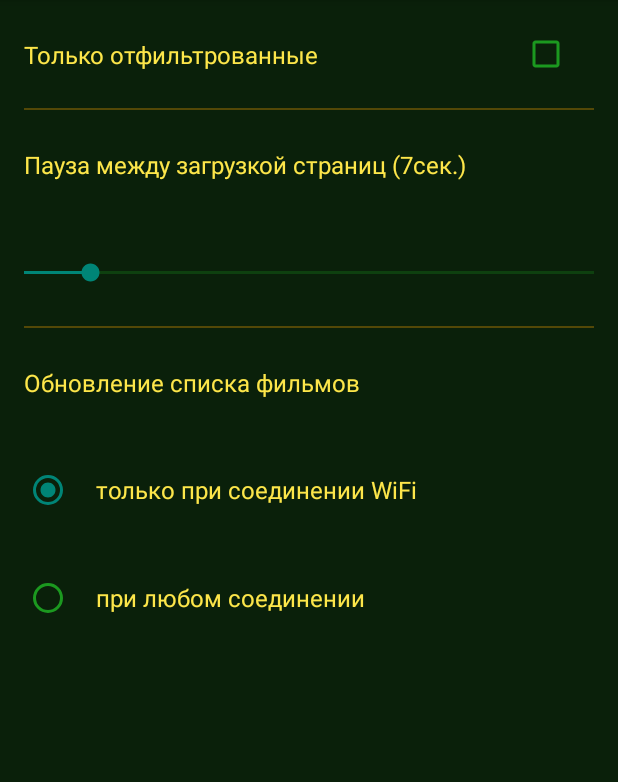
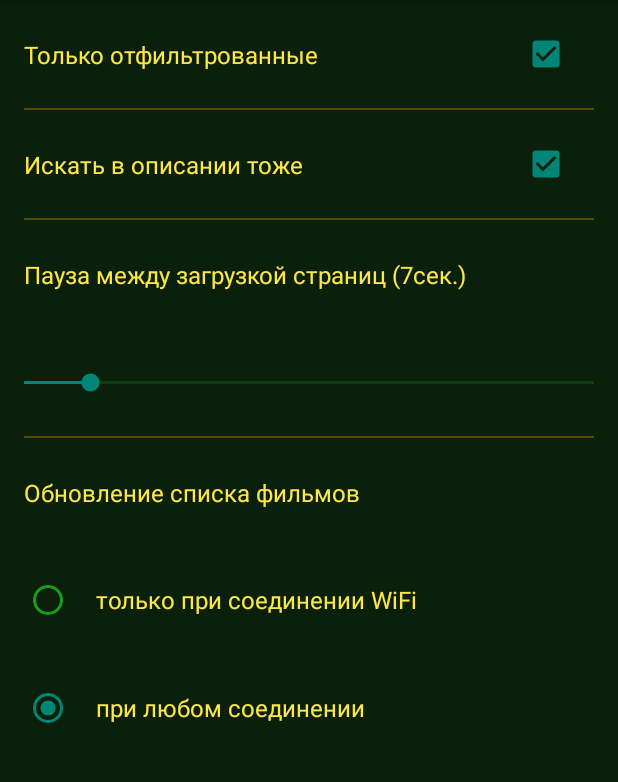
Before and after one commit to VoBlin63/MovieDescription, an Android app: the screen it shows after launch (MainActivity), in the side drawer, after a tap on "Настройки", on a phone screen of 412 x 824 dp, the part 84-866 px from its top. Run offline under Robolectric (Android 15) with nearby library versions, the phone set to English and light mode, and no system bars; our stand-ins replace Room's generated code, RxJava; pictures from the network do not load.

Commit message:
реализовал config

```diff
--- a/app/src/main/java/ru/buryachenko/moviedescription/activity/ConfigFragment.java
+++ b/app/src/main/java/ru/buryachenko/moviedescription/activity/ConfigFragment.java
@@ -4,6 +4,7 @@ import android.os.Bundle;
 import android.view.LayoutInflater;
 import android.view.View;
 import android.view.ViewGroup;
+import android.widget.CheckBox;
 import android.widget.RadioButton;
 import android.widget.RadioGroup;
 import android.widget.SeekBar;
@@ -14,9 +15,17 @@ import androidx.annotation.Nullable;
 import androidx.fragment.app.Fragment;
 import ru.buryachenko.moviedescription.R;
 import ru.buryachenko.moviedescription.utilities.AppLog;
+import ru.buryachenko.moviedescription.utilities.Config;
 
 public class ConfigFragment extends Fragment {
     private View layout;
+    private Config config = Config.getInstance();
+
+    private CheckBox isPerfectFilterOnly;
+    private CheckBox isUseOverview;
+    private SeekBar sleepSecondsBetweenLoadPages;
+    private RadioButton wifi;
+    private RadioButton all;
 
     @Nullable
     @Override
@@ -29,7 +38,13 @@ public class ConfigFragment extends Fragment {
         super.onViewCreated(view, savedInstanceState);
         layout = view;
 
-        SeekBar sleepSecondsBetweenLoadPages = layout.findViewById(R.id.configSleepSecondsBetweenLoadPages);
+        isPerfectFilterOnly = layout.findViewById(R.id.configIsPerfectFilterOnly);
+        isPerfectFilterOnly.setChecked(config.isPerfectFilterOnly());
+
+        isUseOverview = layout.findViewById(R.id.configUseOverview);
+        isUseOverview.setChecked(config.isUseOverview());
+
+        sleepSecondsBetweenLoadPages = layout.findViewById(R.id.configSleepSecondsBetweenLoadPages);
         setPromptSleepSecondsBetweenLoadPages(sleepSecondsBetweenLoadPages.getProgress());
         sleepSecondsBetweenLoadPages.setOnSeekBarChangeListener(new SeekBar.OnSeekBarChangeListener() {
             @Override
@@ -45,11 +60,14 @@ public class ConfigFragment extends Fragment {
             public void onStopTrackingTouch(SeekBar seekBar) {
             }
         });
+        sleepSecondsBetweenLoadPages.setProgress(config.getSleepSecondsBetweenLoadPages());
 
         RadioGroup connectionMode = layout.findViewById(R.id.configConnectionMode);
         connectionMode.clearCheck();
-        RadioButton wifi = layout.findViewById(R.id.configConnectionModeWiFi);
-        wifi.setChecked(true);
+        wifi = layout.findViewById(R.id.configConnectionModeWiFi);
+        all = layout.findViewById(R.id.configConnectionModeAll);
+        wifi.setChecked(config.isUseOnlyWiFi());
+        all.setChecked(config.isUseOnlyWiFi());
 
         connectionMode.setOnCheckedChangeListener((group, checkedId) -> {
             switch (checkedId) {
@@ -65,6 +83,16 @@ public class ConfigFragment extends Fragment {
         });
     }
 
+    @Override
+    public void onPause() {
+        super.onPause();
+        config.setPerfectFilterOnly(isPerfectFilterOnly.isChecked());
+        config.setSleepSecondsBetweenLoadPages(sleepSecondsBetweenLoadPages.getProgress());
+        config.setUseOnlyWiFi(wifi.isChecked());
+        config.setUseOverview(isUseOverview.isChecked());
+        config.save();
+    }
+
     private void setPromptSleepSecondsBetweenLoadPages(int value) {
         TextView promptSleepSecondsBetweenLoadPages = layout.findViewById(R.id.configPromptSleepSecondsBetweenLoadPages);
         promptSleepSecondsBetweenLoadPages.setText(getString(R.string.configSleepSecondsBetweenLoadPages1)
--- a/app/src/main/java/ru/buryachenko/moviedescription/activity/MainActivity.java
+++ b/app/src/main/java/ru/buryachenko/moviedescription/activity/MainActivity.java
@@ -22,6 +22,7 @@ import androidx.fragment.app.FragmentTransaction;
 import androidx.lifecycle.ViewModelProviders;
 import ru.buryachenko.moviedescription.R;
 import ru.buryachenko.moviedescription.utilities.AppLog;
+import ru.buryachenko.moviedescription.utilities.Config;
 import ru.buryachenko.moviedescription.viemodel.MoviesViewModel;
 
 import static ru.buryachenko.moviedescription.Constant.FRAGMENT_CONFIG;
@@ -32,6 +33,7 @@ public class MainActivity extends AppCompatActivity {
 
     public static FragmentManager fragmentManager;
     private MoviesViewModel viewModel;
+    private Config config = Config.getInstance();
 
     @RequiresApi(api = Build.VERSION_CODES.N)
     @Override
@@ -70,8 +72,7 @@ public class MainActivity extends AppCompatActivity {
 
             @Override
             public boolean onQueryTextChange(String newText) {
-                AppLog.write("onQueryTextChange to " + newText);
-                viewModel.setFilter(newText, true);
+                viewModel.setFilter(newText, !config.isUseOverview());
                 return true;
             }
         });
--- a/app/src/main/java/ru/buryachenko/moviedescription/activity/MainListFragment.java
+++ b/app/src/main/java/ru/buryachenko/moviedescription/activity/MainListFragment.java
@@ -25,6 +25,7 @@ import io.reactivex.disposables.Disposable;
 import ru.buryachenko.moviedescription.App;
 import ru.buryachenko.moviedescription.R;
 import ru.buryachenko.moviedescription.activity.MainListRecycler.MainListAdapter;
+import ru.buryachenko.moviedescription.utilities.Config;
 import ru.buryachenko.moviedescription.viemodel.MoviesViewModel;
 
 public class MainListFragment extends Fragment implements SwipeRefreshLayout.OnRefreshListener {
@@ -37,6 +38,7 @@ public class MainListFragment extends Fragment implements SwipeRefreshLayout.OnR
     private int spanCountHeight;
     private int cellWidth;
     private int cellHeight;
+    private Config config = Config.getInstance();
 
     @Nullable
     @Override
--- /dev/null
+++ b/app/src/main/java/ru/buryachenko/moviedescription/utilities/Config.java
@@ -0,0 +1,61 @@
+package ru.buryachenko.moviedescription.utilities;
+
+public class Config
+{
+    private static Config config;
+    private boolean isUseOverview = true;
+    private boolean isPerfectFilterOnly = true;
+    private int sleepSecondsBetweenLoadPages = 7;
+    private boolean isUseOnlyWiFi = true;
+
+    public void load() {
+        //TODO
+    }
+
+    public void save() {
+        //TODO
+    }
+
+    private Config() {
+        this.load();
+    }
+
+    public static Config getInstance() {
+        if (config == null) {
+            config = new Config();
+        }
+        return config;
+    }
+
+    public boolean isUseOverview() {
+        return isUseOverview;
+    }
+
+    public boolean isPerfectFilterOnly() {
+        return isPerfectFilterOnly;
+    }
+
+    public int getSleepSecondsBetweenLoadPages() {
+        return sleepSecondsBetweenLoadPages;
+    }
+
+    public boolean isUseOnlyWiFi() {
+        return isUseOnlyWiFi;
+    }
+
+    public void setUseOverview(boolean useOverview) {
+        isUseOverview = useOverview;
+    }
+
+    public void setPerfectFilterOnly(boolean perfectFilterOnly) {
+        isPerfectFilterOnly = perfectFilterOnly;
+    }
+
+    public void setSleepSecondsBetweenLoadPages(int sleepSecondsBetweenLoadPages) {
+        this.sleepSecondsBetweenLoadPages = sleepSecondsBetweenLoadPages;
+    }
+
+    public void setUseOnlyWiFi(boolean useOnlyWiFi) {
+        isUseOnlyWiFi = useOnlyWiFi;
+    }
+}
--- a/app/src/main/res/layout/fragment_config.xml
+++ b/app/src/main/res/layout/fragment_config.xml
@@ -22,6 +22,25 @@
 
         <CheckBox
             android:id="@+id/configIsPerfectFilterOnly"
+            style="@style/ListConfig"
+            android:theme="@style/ListConfig"
+            app:layout_constraintEnd_toEndOf="parent"
+            tools:ignore="MissingConstraints" />
+
+    </androidx.constraintlayout.widget.ConstraintLayout>
+
+    <androidx.constraintlayout.widget.ConstraintLayout
+        android:layout_width="match_parent"
+        android:layout_height="@dimen/list_element_height">
+
+        <TextView
+            style="@style/ListConfig"
+            android:text="@string/config_useOverview"
+            app:layout_constraintStart_toStartOf="parent"
+            tools:ignore="MissingConstraints" />
+
+        <CheckBox
+            android:id="@+id/configUseOverview"
             style="@style/ListConfig"
             android:theme="@style/ListConfig"
             app:layout_constraintEnd_toEndOf="parent"
--- a/app/src/main/res/values/strings.xml
+++ b/app/src/main/res/values/strings.xml
@@ -1,6 +1,7 @@
 <resources>
     <string name="app_name">MovieDescription</string>
     <string name="config_isPerfectFilterOnly" translatable="false">Только отфильтрованные</string>
+    <string name="config_useOverview" translatable="false">Искать в описании тоже</string>
     <string name="configSleepSecondsBetweenLoadPages1">Пауза между загрузкой страниц (</string>
     <string name="configSleepSecondsBetweenLoadPages2">сек.)</string>
     <string name="mailListItemPictureDescription">Миниатюра фильма</string>
```
